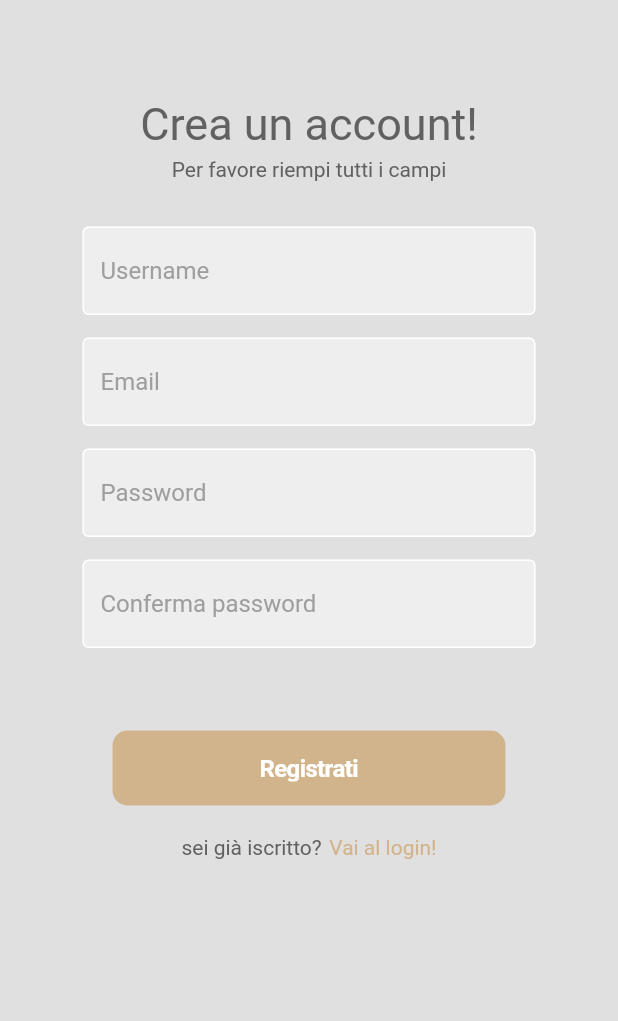
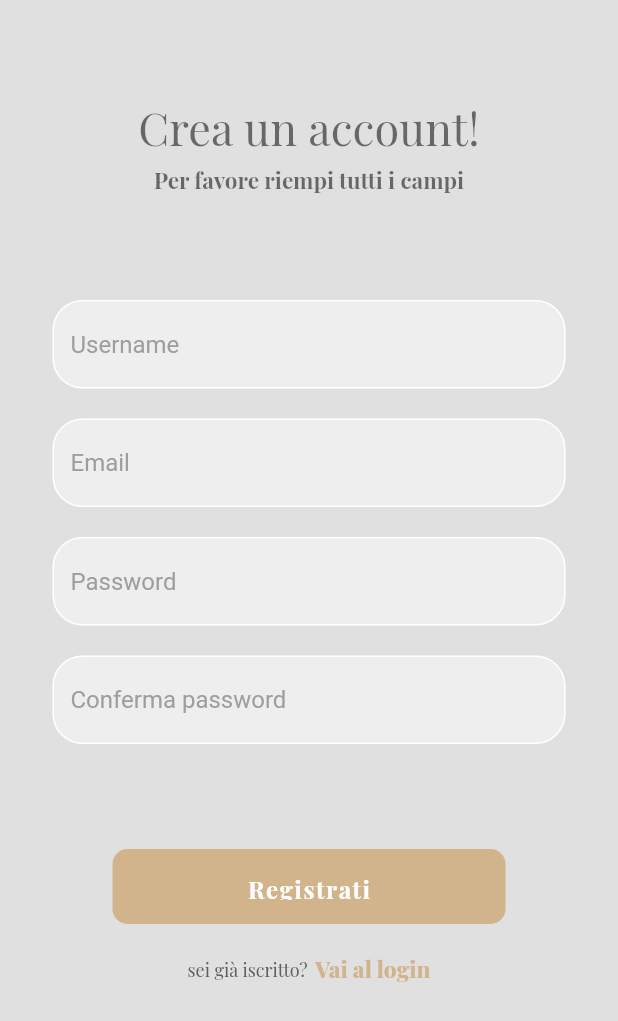
Before and after one commit to Andreafaccenda/ArFlutter, a Flutter app: the screen it shows after launch, after a tap on "Registrati ora!", on a phone screen of 412 x 824 dp. Shown: the top 1021 px of the screen. Run offline on Flutter 3.47's test engine with Material 2 defaults, Android fonts, the phone set to English and light mode, and no system bars; our stand-ins replace cloud_firestore, connectivity_plus, dio, firebase_auth, firebase_core, flutter_dotenv and 12 more; missing offline and left inert: ar_flutter_plugin, firebase_image, flutter_map_location_marker, flutter_mapbox_navigation, geoflutterfire, simple_animation_progress_bar; accounts and stored records are empty.

Commit message:
update code from ar_fossil.dart

```diff
--- a/lib/main.dart
+++ b/lib/main.dart
@@ -1,3 +1,4 @@
+import 'package:ar/screens/connectivity/dependency_injection.dart';
 import 'package:ar/screens/fossili/fossil_view_model.dart';
 import 'package:ar/ui/splash.dart';
 import 'package:firebase_core/firebase_core.dart';
@@ -20,6 +21,7 @@ void main() async {
   sharedPreferences = await SharedPreferences.getInstance();
   await dotenv.load(fileName: "assets/config/.env");
   fossili = await viewmodel.fossilModel;
+  DependencyInjection.init();
   runApp(const MyApp());
 }
 
--- a/lib/screens/ar_flutter/guideToCatchFossil.dart
+++ b/lib/screens/ar_flutter/guideToCatchFossil.dart
@@ -34,7 +34,7 @@ class _GuideToCatchFossilState extends State<GuideToCatchFossil> {
       backgroundColor: Colors.grey[300],
       appBar: AppBar(
         backgroundColor: marrone,
-        title: const Text('Guida',style: TextStyle(color: white,fontSize: 25,fontWeight: FontWeight.w800),),
+        title: const Text('Guida',style: TextStyle(color: white,fontSize: 25,fontWeight: FontWeight.w800,fontFamily: 'PlayfairDisplay'),),
         centerTitle: true,
       ),
       body: Column(
--- a/lib/screens/auth/register_view.dart
+++ b/lib/screens/auth/register_view.dart
@@ -1,6 +1,7 @@
 import 'package:flutter/cupertino.dart';
 import 'package:flutter/material.dart';
 import 'package:get/get.dart';
+import '../../widgets/costanti.dart';
 import '../../widgets/validators.dart';
 import 'auth_view_model.dart';
 import 'login_view.dart';
@@ -26,31 +27,31 @@ class RegisterView extends GetWidget<AuthViewModel> {
                     Padding(padding: const EdgeInsets.only(bottom: 30,top: 40),
                       child: Column(
                         children: [
-                          Text( "Crea un account!", style: TextStyle(color: Colors.grey[700],fontSize: 30,fontWeight: FontWeight.w400),),
+                          Text( "Crea un account!", style: TextStyle(color: black54,fontSize: 30,fontWeight: FontWeight.w400,fontFamily: 'PlayfairDisplay'),),
                           const SizedBox(height: 5,),
-                          Text( "Per favore riempi tutti i campi",style: TextStyle(color: Colors.grey[700],fontSize: 14,fontWeight: FontWeight.w400),),],),),
-                    Padding(padding: const EdgeInsets.only(bottom: 40),
+                          Text( "Per favore riempi tutti i campi",style: TextStyle(color: black54,fontSize: 15,fontWeight: FontWeight.w700,fontFamily: 'PlayfairDisplay'),),],),),
+                    Padding(padding: const EdgeInsets.only(bottom: 40,top: 40),
                       child: Column(
                         children: [
-                          Padding(padding: const EdgeInsets.symmetric(horizontal: 30.0),
-                            child:TextFormField(style:const TextStyle(color: Colors.black38),textInputAction: TextInputAction.next, validator: validateName, onSaved:(value) {controller.nome=value!;}, decoration: InputDecoration(enabledBorder: const OutlineInputBorder(borderSide: BorderSide(color: Colors.white),), focusedBorder: OutlineInputBorder(borderSide: BorderSide(color: Colors.grey.shade400),), fillColor: Colors.grey.shade200, filled: true, hintText: 'Username', hintStyle: TextStyle(color: Colors.grey[500])),),),
-                          const SizedBox(height: 15,),
-                          Padding(padding: const EdgeInsets.symmetric(horizontal: 30.0),
-                            child:TextFormField(style:const TextStyle(color: Colors.black38),textInputAction: TextInputAction.next, validator: validateEmail, onSaved:(value) {controller.email=value!;}, decoration: InputDecoration(enabledBorder: const OutlineInputBorder(borderSide: BorderSide(color: Colors.white),), focusedBorder: OutlineInputBorder(borderSide: BorderSide(color: Colors.grey.shade400),), fillColor: Colors.grey.shade200, filled: true, hintText: 'Email', hintStyle: TextStyle(color: Colors.grey[500])),),),
-                          const SizedBox(height: 15,),
-                          Padding(padding: const EdgeInsets.symmetric(horizontal: 30.0),
-                            child:TextFormField(style:const TextStyle(color: Colors.black38),textInputAction: TextInputAction.next, validator: validatePassword, onSaved:(value) {controller.password=value!;}, decoration: InputDecoration(enabledBorder: const OutlineInputBorder(borderSide: BorderSide(color: Colors.white),), focusedBorder: OutlineInputBorder(borderSide: BorderSide(color: Colors.grey.shade400),), fillColor: Colors.grey.shade200, filled: true, hintText: 'Password', hintStyle: TextStyle(color: Colors.grey[500])),),),
-                          const SizedBox(height: 15,),
-                          Padding(padding: const EdgeInsets.symmetric(horizontal: 30.0),
-                            child:TextFormField(style:const TextStyle(color: Colors.black38),textInputAction: TextInputAction.next, validator: validateConfirmPassword, onSaved:(value) {controller.password=value!;}, decoration: InputDecoration(enabledBorder: const OutlineInputBorder(borderSide: BorderSide(color: Colors.white),), focusedBorder: OutlineInputBorder(borderSide: BorderSide(color: Colors.grey.shade400),), fillColor: Colors.grey.shade200, filled: true, hintText: 'Conferma password', hintStyle: TextStyle(color: Colors.grey[500])),),),],),),
-                    Padding(padding: const EdgeInsets.only(left: 50,right: 50,bottom: 20,top: 15),
+                          Padding(padding: const EdgeInsets.symmetric(horizontal: 10.0),
+                            child:TextFormField(style: TextStyle(color: black54),textInputAction: TextInputAction.next, validator: validateName, onSaved:(value) {controller.nome=value!;}, decoration: InputDecoration(enabledBorder:  OutlineInputBorder(borderRadius:BorderRadius.circular(20),borderSide: const BorderSide(color: Colors.white),), focusedBorder: OutlineInputBorder(borderSide: BorderSide(color: Colors.grey.shade400),), fillColor: Colors.grey.shade200, filled: true, hintText: 'Username', hintStyle: TextStyle(color: Colors.grey[500])),),),
+                          const SizedBox(height: 20,),
+                          Padding(padding: const EdgeInsets.symmetric(horizontal: 10.0),
+                            child:TextFormField(style: TextStyle(color: black54),textInputAction: TextInputAction.next, validator: validateEmail, onSaved:(value) {controller.email=value!;}, decoration: InputDecoration(enabledBorder:  OutlineInputBorder(borderRadius:BorderRadius.circular(20),borderSide: const BorderSide(color: Colors.white),), focusedBorder: OutlineInputBorder(borderSide: BorderSide(color: Colors.grey.shade400),), fillColor: Colors.grey.shade200, filled: true, hintText: 'Email', hintStyle: TextStyle(color: Colors.grey[500])),),),
+                          const SizedBox(height: 20,),
+                          Padding(padding: const EdgeInsets.symmetric(horizontal: 10.0),
+                            child:TextFormField(style: TextStyle(color: black54),textInputAction: TextInputAction.next, validator: validatePassword, onSaved:(value) {controller.password=value!;}, decoration: InputDecoration(enabledBorder:  OutlineInputBorder(borderRadius:BorderRadius.circular(20),borderSide: const BorderSide(color: Colors.white),), focusedBorder: OutlineInputBorder(borderSide: BorderSide(color: Colors.grey.shade400),), fillColor: Colors.grey.shade200, filled: true, hintText: 'Password', hintStyle: TextStyle(color: Colors.grey[500])),),),
+                          const SizedBox(height: 20,),
+                          Padding(padding: const EdgeInsets.symmetric(horizontal: 10.0),
+                            child:TextFormField(style: TextStyle(color: black54),textInputAction: TextInputAction.next, validator: validateConfirmPassword, onSaved:(value) {controller.password=value!;}, decoration: InputDecoration(enabledBorder:  OutlineInputBorder(borderRadius:BorderRadius.circular(20),borderSide: const BorderSide(color: Colors.white),), focusedBorder: OutlineInputBorder(borderSide: BorderSide(color: Colors.grey.shade400),), fillColor: Colors.grey.shade200, filled: true, hintText: 'Conferma password', hintStyle: TextStyle(color: Colors.grey[500])),),),],),),
+                    Padding(padding: const EdgeInsets.only(left: 50,right: 50,bottom: 20,top: 30),
                       child: Container(height: 50, width: double.infinity, decoration: BoxDecoration(borderRadius: BorderRadius.circular(10),),
-                        child: CupertinoButton(onPressed: () {_formKey.currentState!.save();if (_formKey.currentState!.validate()) {controller.createAccountWithEmailAndPassword();}}, borderRadius: const BorderRadius.all(Radius.circular(10)),color: const Color.fromRGBO(210,180,140,1), child: const Text("Registrati", style: TextStyle(color:  Colors.white, fontWeight: FontWeight.bold, fontSize: 16)),),),),
+                        child: CupertinoButton(onPressed: () {_formKey.currentState!.save();if (_formKey.currentState!.validate()) {controller.createAccountWithEmailAndPassword();}}, borderRadius: const BorderRadius.all(Radius.circular(10)),color: marrone, child: const Text("Registrati", style: TextStyle(color:  Colors.white,fontFamily: 'PlayfairDisplay', fontWeight: FontWeight.w700,letterSpacing: 1, fontSize: 16)),),),),
                     Row(mainAxisAlignment: MainAxisAlignment.center, children: [
-                      Text("sei già iscritto?",style: TextStyle(color: Colors.grey[700]),),
+                      Text("sei già iscritto?",style: TextStyle(color: Colors.grey[700],fontSize: 12,fontFamily: 'PlayfairDisplay'),),
                       const SizedBox(width: 5,),
                       GestureDetector(onTap:() {
-                        Get.to(LoginView());
-                      },child: const Text("Vai al login!",style: TextStyle(color: Color.fromRGBO(210,180,140,1),),),),],),],),),),),),),);}
+                        Get.to(const LoginView());
+                      },child:  Text("Vai al login",style: TextStyle(color: marrone,fontFamily: 'PlayfairDisplay',fontSize:15,fontWeight: FontWeight.w800),),),],),],),),),),),),);}
 
 }
--- /dev/null
+++ b/lib/screens/connectivity/dependency_injection.dart
@@ -0,0 +1,9 @@
+import 'package:ar/screens/connectivity/network_controller.dart';
+import 'package:get/get.dart';
+
+class DependencyInjection {
+
+  static void init() {
+    Get.put<NetworkController>(NetworkController(),permanent:true);
+  }
+}
--- /dev/null
+++ b/lib/screens/connectivity/network_controller.dart
@@ -0,0 +1,39 @@
+import 'package:connectivity_plus/connectivity_plus.dart';
+import 'package:flutter/material.dart';
+import 'package:get/get.dart';
+
+class NetworkController extends GetxController {
+  final Connectivity _connectivity = Connectivity();
+
+  @override
+  void onInit() {
+    super.onInit();
+    _connectivity.onConnectivityChanged.listen(_updateConnectionStatus);
+  }
+
+  void _updateConnectionStatus(ConnectivityResult connectivityResult) {
+
+    if (connectivityResult == ConnectivityResult.none) {
+      Get.rawSnackbar(
+          messageText: const Text(
+              'PER FAVORE CONNETTITI AD INTERNET',
+              style: TextStyle(
+                  color: Colors.white,
+                  fontSize: 14,
+                fontFamily: 'PlayfairDisplay'
+              )
+          ),
+          isDismissible: false,
+          duration: const Duration(days: 1),
+          backgroundColor: Colors.red[400]!,
+          icon : const Icon(Icons.wifi_off, color: Colors.white, size: 35,),
+          margin: EdgeInsets.zero,
+          snackStyle: SnackStyle.GROUNDED
+      );
+    } else {
+      if (Get.isSnackbarOpen) {
+        Get.closeCurrentSnackbar();
+      }
+    }
+  }
+}
--- a/lib/screens/fossili/fossils_home.dart
+++ b/lib/screens/fossili/fossils_home.dart
@@ -78,6 +78,6 @@ class _FossilHomeState extends State<FossilHome> {
 
   Future<bool> showExitDialog()async {
     return await showDialog(barrierDismissible: false,context: context, builder: (context)=>
-       customAlertDialog(context,"Vuoi uscire dall'applicazione?",true),);
+       customAlertDialog(context,"Vuoi uscire dall'applicazione?"),);
   }
 }
--- a/lib/screens/fossili/fossils_list.dart
+++ b/lib/screens/fossili/fossils_list.dart
@@ -180,6 +180,6 @@ class _FossilsListState extends State<FossilsList> {
 
   Future<bool> showExitDialog()async {
     return await showDialog(barrierDismissible: false,context: context, builder: (context)=>
-        customAlertDialog(context,"Vuoi uscire dall'applicazione?",true),);
+        customAlertDialog(context,"Vuoi uscire dall'applicazione?"),);
   }
 }
--- a/lib/ui/hidden_drawer.dart
+++ b/lib/ui/hidden_drawer.dart
@@ -65,7 +65,7 @@ class _HiddenDrawerState extends State<HiddenDrawer> {
           selectedStyle: defaultTextStyle,
           colorLineSelected: Colors.black54,
         ),
-          FossilBag(),
+          const FossilBag(),
       ),
 
       ScreenHiddenDrawer(
--- a/lib/widgets/costanti.dart
+++ b/lib/widgets/costanti.dart
@@ -1,5 +1,6 @@
 import 'dart:ui';
 import 'package:flutter/material.dart';
+
 
 
 InputDecoration formDecoration(String labelText,IconData iconData) {
@@ -7,7 +8,7 @@ InputDecoration formDecoration(String labelText,IconData iconData) {
     errorStyle: const TextStyle(fontSize: 10),
     prefixIcon: Icon(
       iconData,
-      color: marrone,
+      color: black54,
     ),
     errorMaxLines: 3,
     labelText: labelText,
--- a/pubspec.yaml
+++ b/pubspec.yaml
@@ -59,7 +59,6 @@ dependencies:
   flutter_cache_manager: ^3.3.0
   hidden_drawer_menu: ^3.0.1
   http: any
-  carousel_slider: ^4.0.0
   location: ^5.0.3
   dio: ^4.0.4
   latlong2: ^0.8.0
@@ -72,6 +71,7 @@ dependencies:
   firebase_auth: ^3.11.2
   simple_animation_progress_bar: ^1.6.0
   google_fonts: ^4.0.4
+  connectivity_plus: ^4.0.2
 
 
 dependency_overrides:
```
Also changed, not shown: lib/screens/ar_flutter/ar_fossil.dart (+24 -65 lines), lib/screens/auth/login_view.dart (+15 -28 lines), lib/screens/fossili/fossil_bag.dart (+11 -3 lines), lib/widgets/custom_dialog.dart (+12 -14 lines), pubspec.lock, 3 other files.
